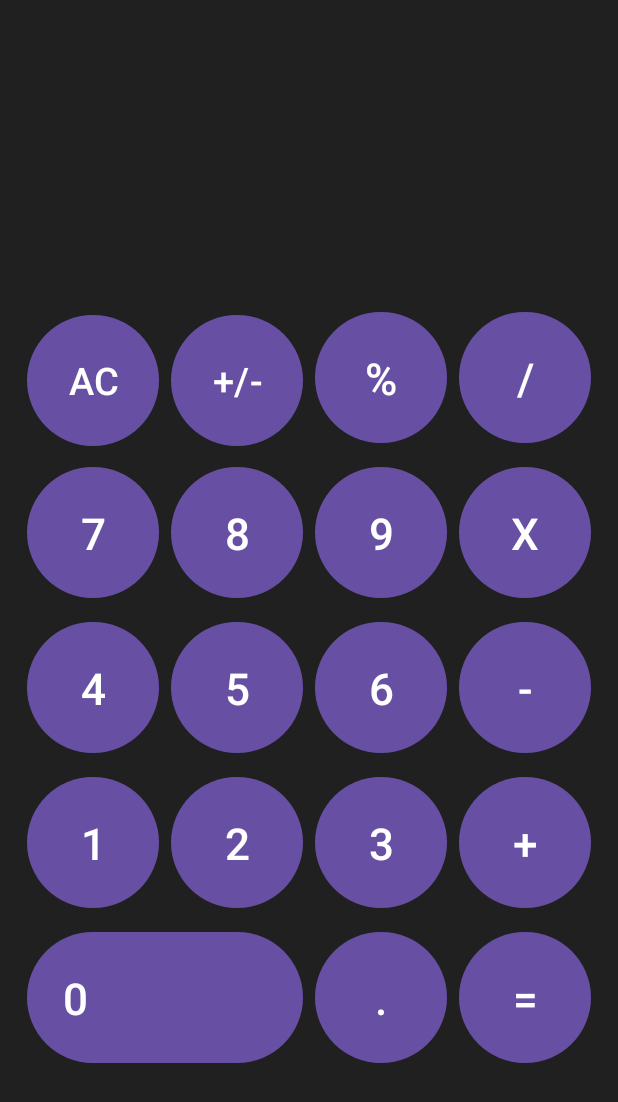
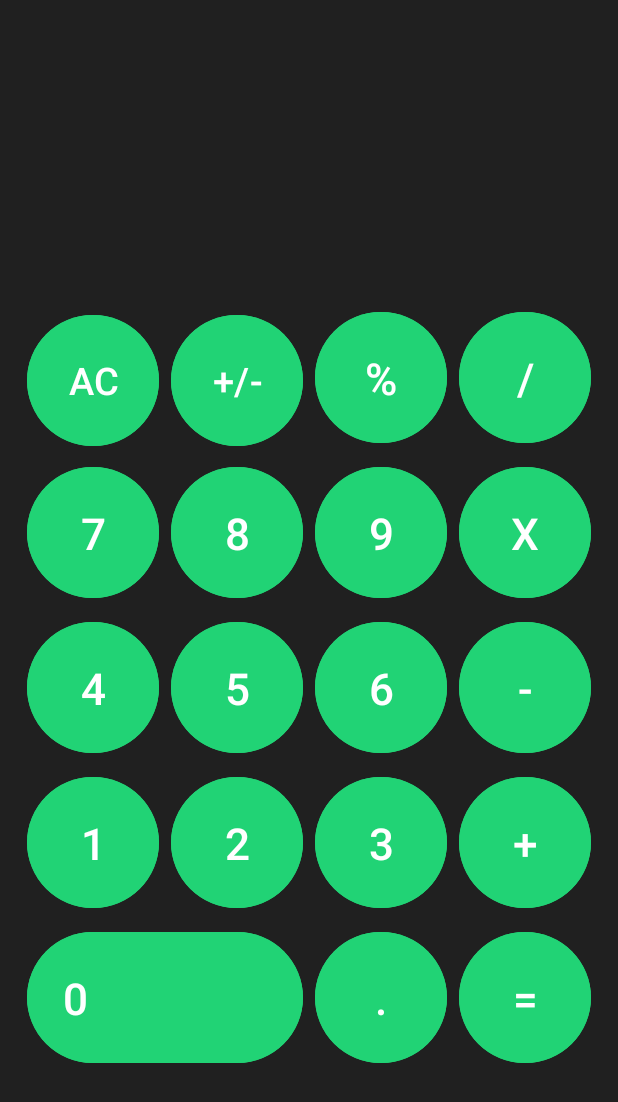
Before and after one commit to jaresinunez/Calculate, an Android app: the screen it shows after launch (MainActivity), on a phone screen of 412 x 824 dp. Shown: the top 1102 px of the screen. Run offline under Robolectric (Android 15) with nearby library versions, the phone set to English and light mode, and no system bars.

Commit message:
color change

```diff
--- a/app/src/main/res/layout/activity_main.xml
+++ b/app/src/main/res/layout/activity_main.xml
@@ -39,12 +39,14 @@
                 android:layout_marginHorizontal="4sp"
                 android:text="AC"
                 android:textSize="25sp"
-                android:layout_weight="1"/>
+                android:layout_weight="1"
+                android:backgroundTint="@color/green"/>
             <Button
                 android:id="@+id/negate"
                 android:layout_width="90sp"
                 android:layout_height="95sp"
                 android:layout_marginHorizontal="4sp"
+                android:backgroundTint="@color/green"
                 android:text="+/-"
                 android:textSize="25sp"
                 android:layout_weight="1"/>
@@ -53,6 +55,7 @@
                 android:layout_width="90sp"
                 android:layout_height="95sp"
                 android:layout_marginHorizontal="4sp"
+                android:backgroundTint="@color/green"
                 android:text="%"
                 android:textSize="29sp"
                 android:layout_weight="1"/>
@@ -61,6 +64,7 @@
                 android:layout_width="90sp"
                 android:layout_height="95sp"
                 android:layout_marginHorizontal="4sp"
+                android:backgroundTint="@color/green"
                 android:text="/"
                 android:textSize="29sp"
                 android:layout_weight="1"/>
@@ -77,6 +81,7 @@
                 android:layout_width="90sp"
                 android:layout_height="95sp"
                 android:layout_marginHorizontal="4sp"
+                android:backgroundTint="@color/green"
                 android:text="7"
                 android:textSize="29sp"
                 android:layout_weight="1"/>
@@ -85,6 +90,7 @@
                 android:layout_width="90sp"
                 android:layout_height="95sp"
                 android:layout_marginHorizontal="4sp"
+                android:backgroundTint="@color/green"
                 android:text="8"
                 android:textSize="29sp"
                 android:layout_weight="1"/>
@@ -93,6 +99,7 @@
                 android:layout_width="90sp"
                 android:layout_height="95sp"
                 android:layout_marginHorizontal="4sp"
+                android:backgroundTint="@color/green"
                 android:text="9"
                 android:textSize="29sp"
                 android:layout_weight="1"/>
@@ -101,6 +108,7 @@
                 android:layout_width="90sp"
                 android:layout_height="95sp"
                 android:layout_marginHorizontal="4sp"
+                android:backgroundTint="@color/green"
                 android:text="X"
                 android:textSize="29sp"
                 android:gravity="center"
@@ -119,6 +127,7 @@
                 android:layout_width="90sp"
                 android:layout_height="95sp"
                 android:layout_marginHorizontal="4sp"
+                android:backgroundTint="@color/green"
                 android:text="4"
                 android:textSize="29sp"
                 android:layout_weight="1"/>
@@ -127,6 +136,7 @@
                 android:layout_width="90sp"
                 android:layout_height="95sp"
                 android:layout_marginHorizontal="4sp"
+                android:backgroundTint="@color/green"
                 android:text="5"
                 android:textSize="29sp"
                 android:layout_weight="1"/>
@@ -135,6 +145,7 @@
                 android:layout_width="90sp"
                 android:layout_height="95sp"
                 android:layout_marginHorizontal="4sp"
+                android:backgroundTint="@color/green"
                 android:text="6"
                 android:textSize="29sp"
                 android:layout_weight="1"/>
@@ -143,6 +154,7 @@
                 android:layout_width="90sp"
                 android:layout_height="95sp"
                 android:layout_marginHorizontal="4sp"
+                android:backgroundTint="@color/green"
                 android:text="-"
                 android:textSize="29sp"
                 android:layout_weight="1"/>
@@ -159,6 +171,7 @@
                 android:layout_width="90sp"
                 android:layout_height="95sp"
                 android:layout_marginHorizontal="4sp"
+                android:backgroundTint="@color/green"
                 android:text="1"
                 android:textSize="29sp"
                 android:layout_weight="1"/>
@@ -167,6 +180,7 @@
                 android:layout_width="90sp"
                 android:layout_height="95sp"
                 android:layout_marginHorizontal="4sp"
+                android:backgroundTint="@color/green"
                 android:text="2"
                 android:textSize="29sp"
                 android:layout_weight="1"/>
@@ -175,6 +189,7 @@
                 android:layout_width="90sp"
                 android:layout_height="95sp"
                 android:layout_marginHorizontal="4sp"
+                android:backgroundTint="@color/green"
                 android:text="3"
                 android:textSize="29sp"
                 android:layout_weight="1"/>
@@ -183,6 +198,7 @@
                 android:layout_width="90sp"
                 android:layout_height="95sp"
                 android:layout_marginHorizontal="4sp"
+                android:backgroundTint="@color/green"
                 android:text="+"
                 android:textSize="29sp"
                 android:gravity="center"
@@ -193,6 +209,7 @@
             android:layout_width="match_parent"
             android:layout_height="wrap_content"
             android:layout_marginHorizontal="14sp"
+            android:backgroundTint="@color/green"
             android:layout_marginVertical="4sp"
             android:orientation="horizontal">
             <Button
@@ -200,6 +217,7 @@
                 android:layout_width="185sp"
                 android:layout_height="95sp"
                 android:layout_marginHorizontal="4sp"
+                android:backgroundTint="@color/green"
                 android:text="0"
                 android:textSize="29sp"
                 android:gravity="left|center"
@@ -209,6 +227,7 @@
                 android:layout_width="90sp"
                 android:layout_height="95sp"
                 android:layout_marginHorizontal="4sp"
+                android:backgroundTint="@color/green"
                 android:text="."
                 android:textSize="29sp"
                 android:layout_weight="1"/>
@@ -217,6 +236,7 @@
                 android:layout_width="90sp"
                 android:layout_height="95sp"
                 android:layout_marginHorizontal="4sp"
+                android:backgroundTint="@color/green"
                 android:text="="
                 android:textSize="29sp"
                 android:layout_weight="1"/>
--- a/app/src/main/res/values/colors.xml
+++ b/app/src/main/res/values/colors.xml
@@ -2,4 +2,5 @@
 <resources>
     <color name="black">#FF000000</color>
     <color name="white">#FFFFFFFF</color>
+    <color name="green">#21D375</color>
 </resources>
--- a/app/src/main/res/values/themes.xml
+++ b/app/src/main/res/values/themes.xml
@@ -3,6 +3,7 @@
     <style name="Base.Theme.Calculate" parent="Theme.Material3.DayNight.NoActionBar">
         <!-- Customize your light theme here. -->
         <!-- <item name="colorPrimary">@color/my_light_primary</item> -->
+        <item name="colorPrimary">@color/green</item>
     </style>
 
     <style name="Theme.Calculate" parent="Base.Theme.Calculate" />
```
